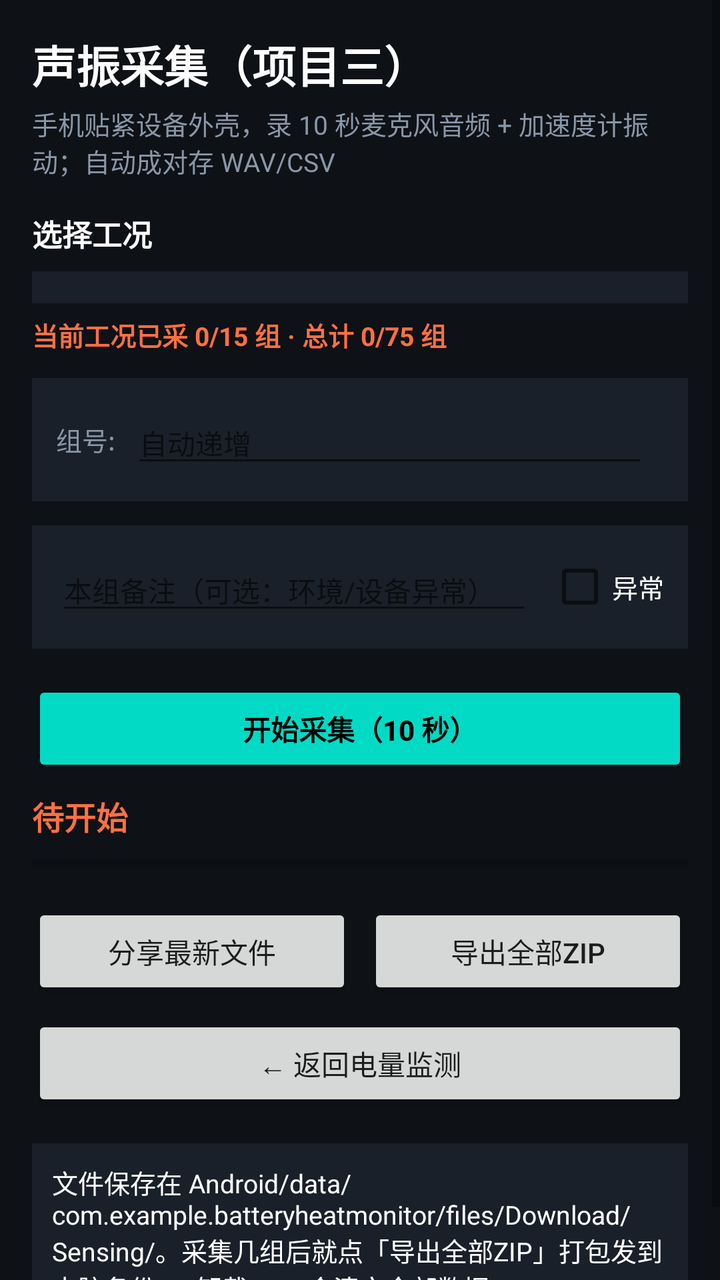
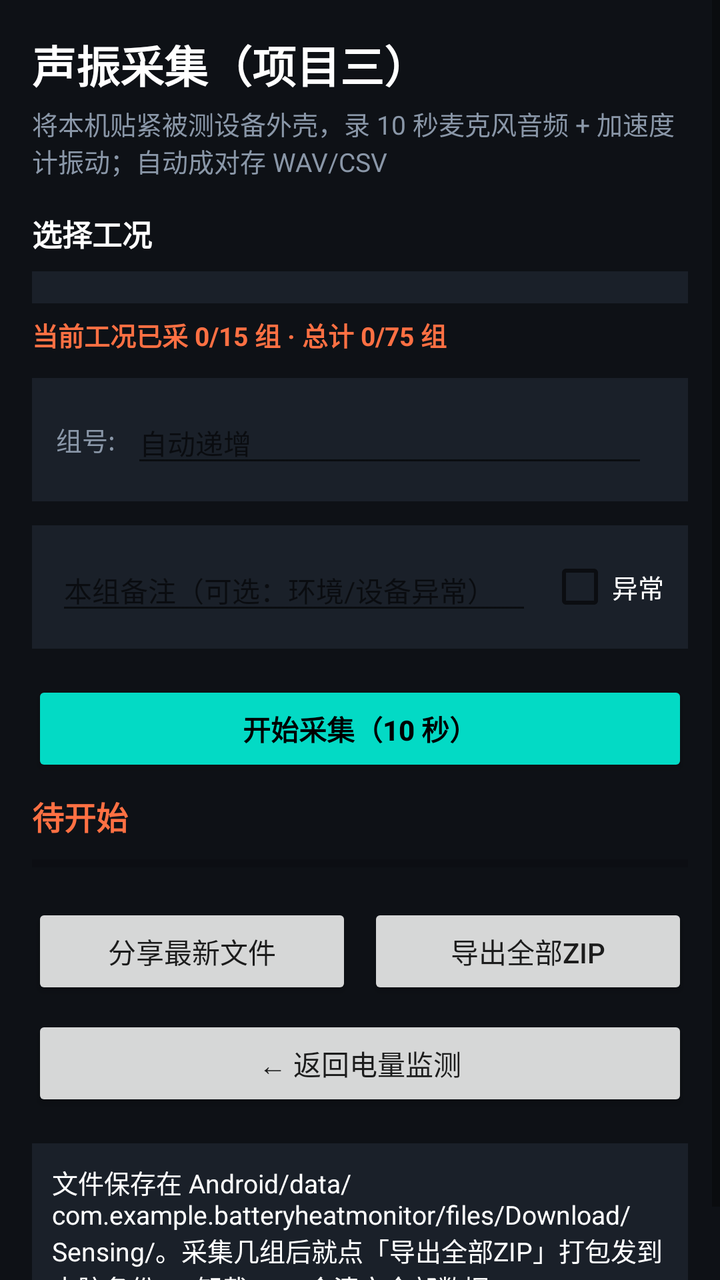

An Android layout rendered at two revisions. The XML below is the earlier revision; the diff shows what the commit changed to produce the second picture.
<!-- AndroidManifest.xml: application theme Theme.BatteryHeatMonitor -->
<!-- res/layout/activity_sensing.xml -->
<?xml version="1.0" encoding="utf-8"?>
<ScrollView xmlns:android="http://schemas.android.com/apk/res/android"
    android:layout_width="match_parent"
    android:layout_height="match_parent"
    android:background="@color/bg">

    <LinearLayout
        android:layout_width="match_parent"
        android:layout_height="wrap_content"
        android:orientation="vertical"
        android:padding="16dp">

        <TextView
            android:layout_width="wrap_content"
            android:layout_height="wrap_content"
            android:text="声振采集（项目三）"
            android:textColor="@color/white"
            android:textSize="22sp"
            android:textStyle="bold" />

        <TextView
            android:layout_width="wrap_content"
            android:layout_height="wrap_content"
            android:layout_marginTop="4dp"
            android:text="手机贴紧设备外壳，录 10 秒麦克风音频 + 加速度计振动；自动成对存 WAV/CSV"
            android:textColor="@color/text_dim"
            android:textSize="13sp" />

        
        <TextView
            android:layout_width="wrap_content"
            android:layout_height="wrap_content"
            android:layout_marginTop="16dp"
            android:text="选择工况"
            android:textColor="@color/white"
            android:textSize="15sp"
            android:textStyle="bold" />

        <Spinner
            android:id="@+id/spinnerCond"
            android:layout_width="match_parent"
            android:layout_height="wrap_content"
            android:layout_marginTop="8dp"
            android:background="@color/panel"
            android:padding="8dp" />

        
        <TextView
            android:id="@+id/tvProgress"
            android:layout_width="wrap_content"
            android:layout_height="wrap_content"
            android:layout_marginTop="6dp"
            android:text="当前工况已采 0/15 组 · 总计 0/75 组"
            android:textColor="@color/line_temp"
            android:textSize="13sp"
            android:textStyle="bold" />

        
        <LinearLayout
            android:layout_width="match_parent"
            android:layout_height="wrap_content"
            android:layout_marginTop="12dp"
            android:background="@color/panel"
            android:gravity="center_vertical"
            android:orientation="horizontal"
            android:padding="12dp">

            <TextView
                android:layout_width="wrap_content"
                android:layout_height="wrap_content"
                android:text="组号:"
                android:textColor="@color/text_dim"
                android:textSize="13sp" />

            <EditText
                android:id="@+id/etGroup"
                android:layout_width="0dp"
                android:layout_height="wrap_content"
                android:layout_weight="1"
                android:layout_marginStart="8dp"
                android:layout_marginEnd="8dp"
                android:hint="自动递增"
                android:inputType="number"
                android:textColor="@color/white"
                android:textSize="14sp" />
        </LinearLayout>

        
        <LinearLayout
            android:layout_width="match_parent"
            android:layout_height="wrap_content"
            android:layout_marginTop="12dp"
            android:background="@color/panel"
            android:gravity="center_vertical"
            android:orientation="horizontal"
            android:padding="12dp">

            <EditText
                android:id="@+id/etNote"
                android:layout_width="0dp"
                android:layout_height="wrap_content"
                android:layout_weight="1"
                android:layout_marginEnd="8dp"
                android:hint="本组备注（可选：环境/设备异常）"
                android:inputType="text"
                android:textColor="@color/white"
                android:textSize="14sp" />

            <CheckBox
                android:id="@+id/cbAnomaly"
                android:layout_width="wrap_content"
                android:layout_height="wrap_content"
                android:text="异常"
                android:textColor="@color/white"
                android:textSize="13sp" />
        </LinearLayout>

        
        <Button
            android:id="@+id/btnCapture"
            android:layout_width="match_parent"
            android:layout_height="wrap_content"
            android:layout_marginTop="16dp"
            android:backgroundTint="@color/accent"
            android:text="开始采集（10 秒）"
            android:textColor="@color/black"
            android:textStyle="bold" />

        <TextView
            android:id="@+id/tvCountdown"
            android:layout_width="wrap_content"
            android:layout_height="wrap_content"
            android:layout_marginTop="8dp"
            android:text="待开始"
            android:textColor="@color/line_temp"
            android:textSize="16sp"
            android:textStyle="bold" />

        
        <ProgressBar
            android:id="@+id/pbLevel"
            style="?android:attr/progressBarStyleHorizontal"
            android:layout_width="match_parent"
            android:layout_height="wrap_content"
            android:layout_marginTop="4dp"
            android:max="100"
            android:progressTint="@color/line_temp" />

        
        <LinearLayout
            android:layout_width="match_parent"
            android:layout_height="wrap_content"
            android:layout_marginTop="12dp"
            android:orientation="horizontal">

            <Button
                android:id="@+id/btnShare"
                android:layout_width="0dp"
                android:layout_height="wrap_content"
                android:layout_weight="1"
                android:layout_marginEnd="4dp"
                android:text="分享最新文件" />

            <Button
                android:id="@+id/btnExportZip"
                android:layout_width="0dp"
                android:layout_height="wrap_content"
                android:layout_weight="1"
                android:layout_marginStart="4dp"
                android:text="导出全部ZIP" />
        </LinearLayout>

        <Button
            android:id="@+id/btnBack"
            android:layout_width="match_parent"
            android:layout_height="wrap_content"
            android:layout_marginTop="8dp"
            android:text="← 返回电量监测" />

        <TextView
            android:id="@+id/tvResult"
            android:layout_width="match_parent"
            android:layout_height="wrap_content"
            android:layout_marginTop="16dp"
            android:background="@color/panel"
            android:padding="10dp"
            android:text="文件保存在 Android/data/com.example.batteryheatmonitor/files/Download/Sensing/。采集几组后就点「导出全部ZIP」打包发到电脑备份——卸载 App 会清空全部数据。"
            android:textColor="@color/white"
            android:textSize="13sp" />

    </LinearLayout>
</ScrollView>
<!-- resources referenced by this layout -->
<resources>
  <color name="accent">#FF03DAC5</color>
  <color name="bg">#FF0E1116</color>
  <color name="black">#FF000000</color>
  <color name="line_temp">#FFFF7043</color>
  <color name="panel">#FF1A2029</color>
  <color name="text_dim">#FF8A97A8</color>
  <color name="white">#FFFFFFFF</color>
  <style name="Theme.BatteryHeatMonitor" parent="Theme.AppCompat.DayNight.NoActionBar">
          <item name="colorPrimary">@color/accent</item>
          <item name="colorPrimaryDark">@color/bg</item>
          <item name="colorAccent">@color/accent</item>
          <item name="android:windowBackground">@color/bg</item>
      </style>
</resources>

<!-- the commit's change to res/layout/activity_sensing.xml (unified diff, before → after) -->
@@ -22,7 +22,7 @@
             android:layout_width="wrap_content"
             android:layout_height="wrap_content"
             android:layout_marginTop="4dp"
-            android:text="手机贴紧设备外壳，录 10 秒麦克风音频 + 加速度计振动；自动成对存 WAV/CSV"
+            android:text="将本机贴紧被测设备外壳，录 10 秒麦克风音频 + 加速度计振动；自动成对存 WAV/CSV"
             android:textColor="@color/text_dim"
             android:textSize="13sp" />
 
